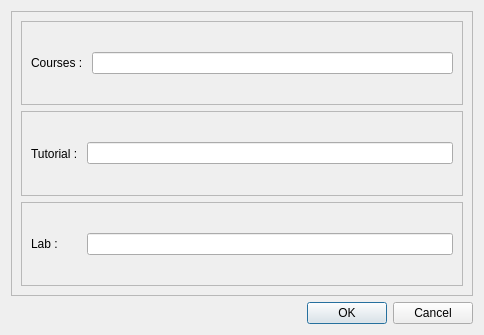
This is Views/view_teachers.ui in mohaneddz/Academia-Plus as Qt 5 draws it before an edit. The edited form follows.
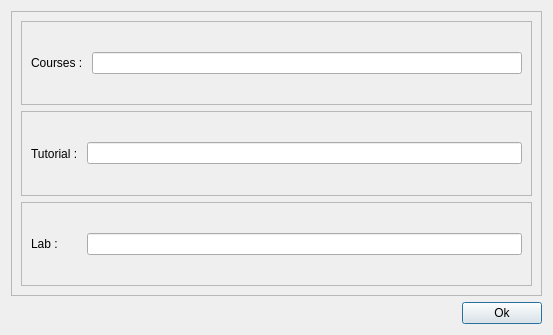
This is the edited form.

The edit to the form file:
```diff
--- a/Views/view_teachers.ui
+++ b/Views/view_teachers.ui
@@ -6,7 +6,7 @@
    <rect>
     <x>0</x>
     <y>0</y>
-    <width>484</width>
+    <width>553</width>
     <height>335</height>
    </rect>
   </property>
@@ -14,7 +14,7 @@
    <string>Dialog</string>
   </property>
   <layout class="QGridLayout" name="gridLayout_2">
-   <item row="0" column="0">
+   <item row="0" column="0" colspan="2">
     <widget class="QFrame" name="frame">
      <property name="frameShape">
       <enum>QFrame::StyledPanel</enum>
@@ -105,12 +105,22 @@
     </widget>
    </item>
    <item row="1" column="0">
-    <widget class="QDialogButtonBox" name="buttonBox">
+    <spacer name="horizontalSpacer">
      <property name="orientation">
       <enum>Qt::Horizontal</enum>
      </property>
-     <property name="standardButtons">
-      <set>QDialogButtonBox::Cancel|QDialogButtonBox::Ok</set>
+     <property name="sizeHint" stdset="0">
+      <size>
+       <width>40</width>
+       <height>20</height>
+      </size>
+     </property>
+    </spacer>
+   </item>
+   <item row="1" column="1">
+    <widget class="QPushButton" name="pushButton">
+     <property name="text">
+      <string>Ok</string>
      </property>
     </widget>
    </item>
```
Left out of the diff: 35 changed lines with no effect on the pictures.
